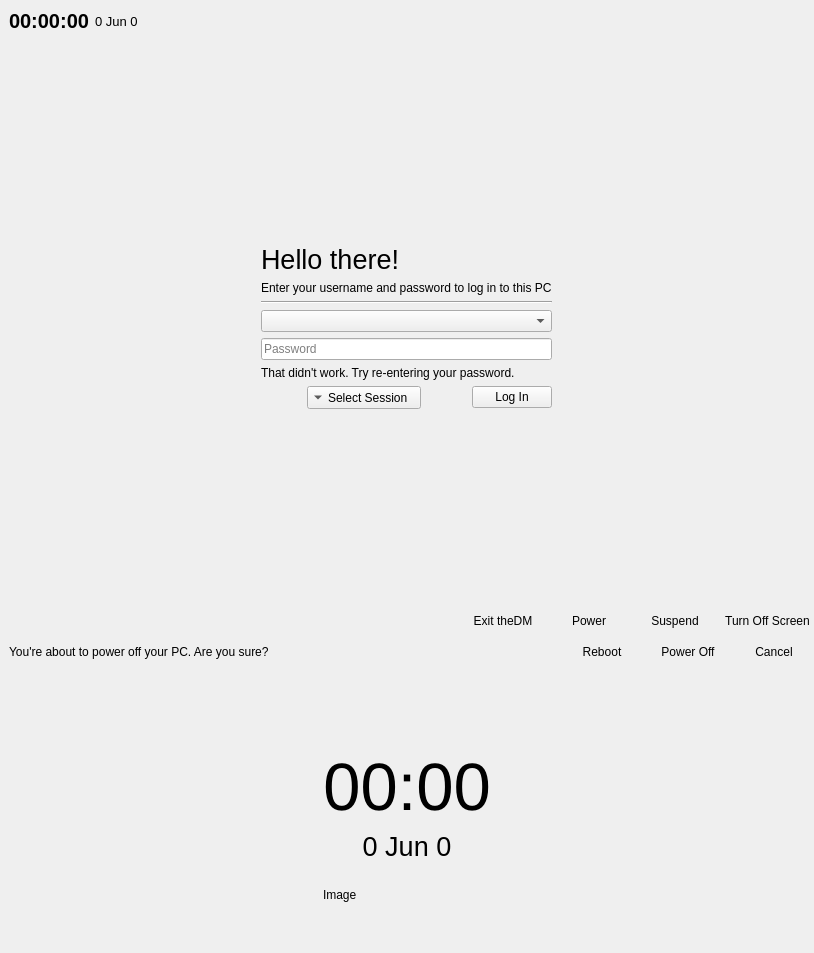
The window that mainwindow.ui (vicr123/thedm) describes before a commit, drawn with Qt 5.
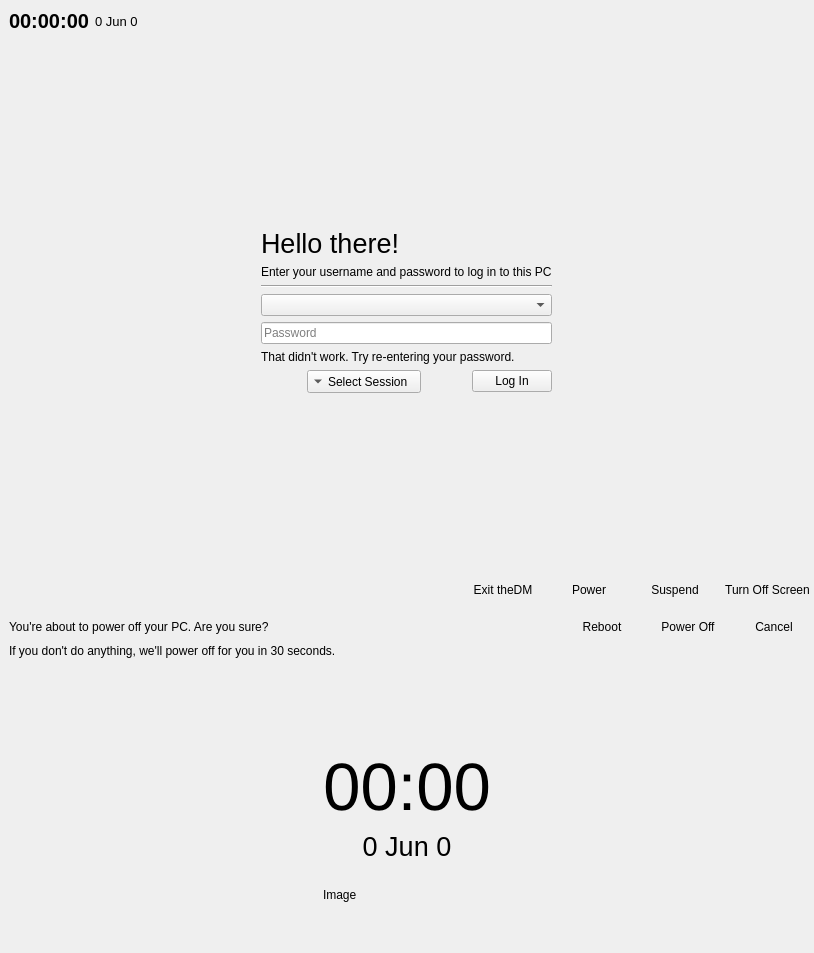
The same window after the commit. Icons and pictures are not drawn. Custom widgets are drawn as their Qt base class.

The edit to the form file:
```diff
--- a/mainwindow.ui
+++ b/mainwindow.ui
@@ -556,19 +556,21 @@
       <property name="frameShadow">
        <enum>QFrame::Raised</enum>
       </property>
-      <layout class="QHBoxLayout" name="horizontalLayout">
+      <layout class="QVBoxLayout" name="verticalLayout">
        <property name="leftMargin">
         <number>9</number>
        </property>
        <property name="topMargin">
-        <number>3</number>
+        <number>9</number>
        </property>
        <property name="rightMargin">
         <number>0</number>
        </property>
        <property name="bottomMargin">
-        <number>3</number>
+        <number>9</number>
        </property>
+       <item>
+        <layout class="QHBoxLayout" name="horizontalLayout_2">
        <item>
         <widget class="QLabel" name="label">
          <property name="sizePolicy">
@@ -620,6 +622,19 @@
           <bool>true</bool>
          </property>
         </widget>
+         </item>
+        </layout>
+       </item>
+       <item>
+        <layout class="QHBoxLayout" name="horizontalLayout">
+         <item>
+          <widget class="QLabel" name="label_2">
+           <property name="text">
+            <string>If you don't do anything, we'll power off for you in 30 seconds.</string>
+           </property>
+          </widget>
+         </item>
+        </layout>
        </item>
       </layout>
      </widget>
```
Left out of the diff: 9 changed lines with no effect on the pictures. Lines whose indentation alone changed are shown as unchanged.
